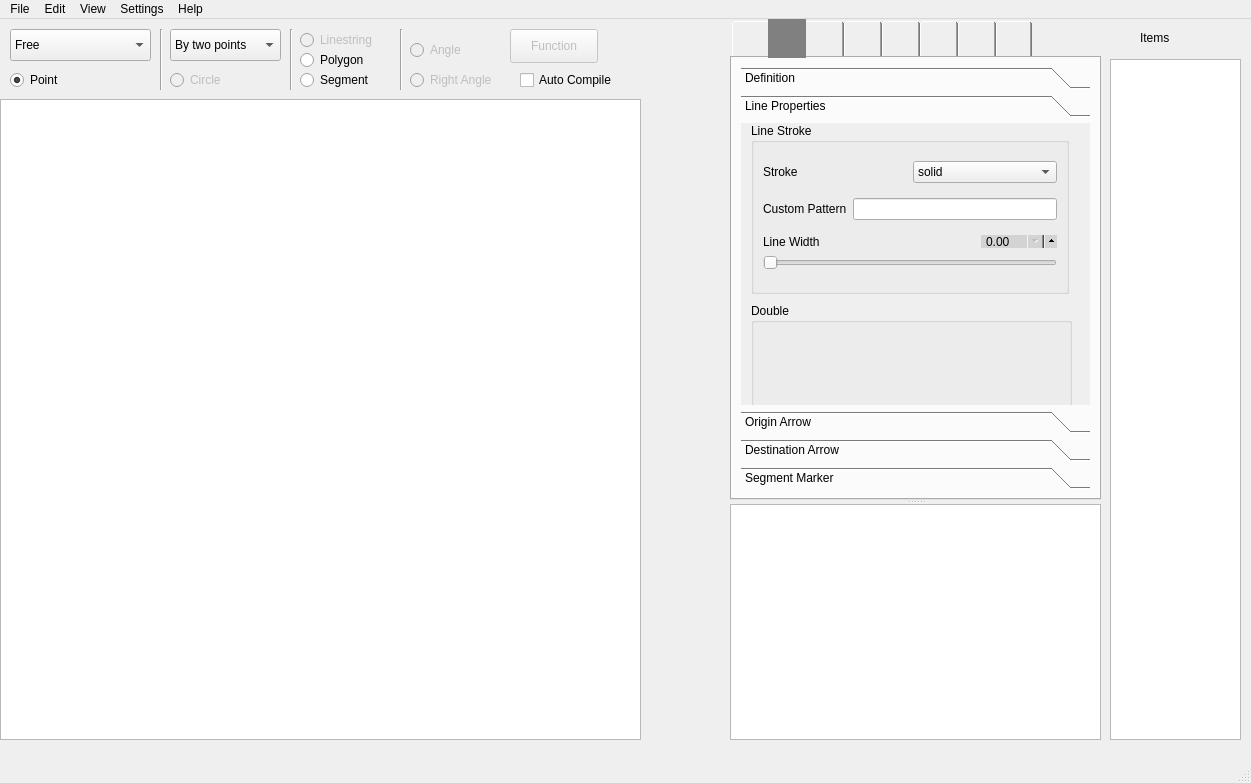
Before: the Qt Designer form main_2.ui in csekri/tkzgeom, drawn with Qt 5.
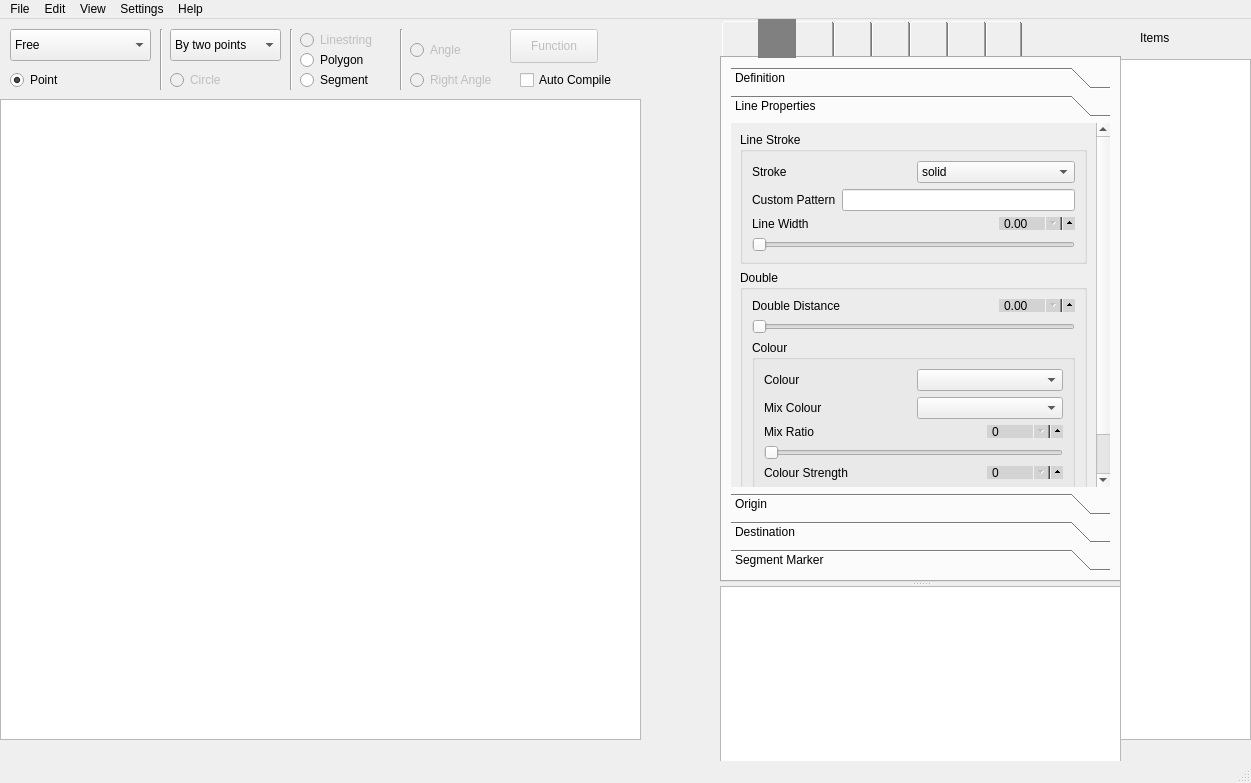
After: the same form once the commit is applied. The open tabs and pages were chosen to show the change. Icons and pictures are not drawn.

Commit message: Colour name change replaces all colour occurrences

The edit to the form file:
```diff
--- a/main_2.ui
+++ b/main_2.ui
@@ -263,10 +263,10 @@
    <widget class="QSplitter" name="splitter">
     <property name="geometry">
      <rect>
-      <x>730</x>
+      <x>720</x>
       <y>0</y>
-      <width>371</width>
-      <height>721</height>
+      <width>401</width>
+      <height>843</height>
      </rect>
     </property>
     <property name="focusPolicy">
@@ -1705,23 +1705,17 @@
           <property name="geometry">
            <rect>
             <x>0</x>
-            <y>0</y>
-            <width>351</width>
-            <height>333</height>
+            <y>-80</y>
+            <width>360</width>
+            <height>512</height>
            </rect>
           </property>
           <attribute name="label">
            <string>Line Properties</string>
           </attribute>
+          <layout class="QVBoxLayout" name="verticalLayout_36">
+           <item>
           <widget class="QGroupBox" name="groupBox_4">
-           <property name="geometry">
-            <rect>
-             <x>10</x>
-             <y>0</y>
-             <width>318</width>
-             <height>171</height>
-            </rect>
-           </property>
            <property name="focusPolicy">
             <enum>Qt::NoFocus</enum>
            </property>
@@ -1915,19 +1909,275 @@
             </item>
            </layout>
           </widget>
+           </item>
+           <item>
           <widget class="QGroupBox" name="groupBox_5">
-           <property name="geometry">
-            <rect>
-             <x>10</x>
-             <y>180</y>
-             <width>321</width>
-             <height>141</height>
-            </rect>
-           </property>
            <property name="title">
             <string>Double</string>
            </property>
-          </widget>
+             <layout class="QVBoxLayout" name="verticalLayout_35">
+              <item>
+               <layout class="QVBoxLayout" name="verticalLayout_34">
+                <item>
+                 <layout class="QHBoxLayout" name="horizontalLayout_44">
+                  <item>
+                   <widget class="QLabel" name="label_52">
+                    <property name="focusPolicy">
+                     <enum>Qt::NoFocus</enum>
+                    </property>
+                    <property name="text">
+                     <string>Double Distance</string>
+                    </property>
+                   </widget>
+                  </item>
+                  <item>
+                   <widget class="QDoubleSpinBox" name="point_line_width_spin_3">
+                    <property name="focusPolicy">
+                     <enum>Qt::ClickFocus</enum>
+                    </property>
+                    <property name="styleSheet">
+                     <string notr="true">QDoubleSpinBox {
+	max-height: 11px;
+	min-height: 11px;
+    min-width: 60px;
+    max-width: 60px;
+    padding-right: 10px;
+    background-color: lightgray;
+    padding-top: -2px;
+    padding-bottom: -2px;
+}
+
+QDoubleSpinBox::up-button {
+  subcontrol-origin: padding;
+  subcontrol-position: right center;
+  left: 7px;
+  height: 18px;
+  width: 18px;
+}
+
+QDoubleSpinBox::down-button {
+  subcontrol-origin: content;
+  subcontrol-position: right center;
+  left: 0px;
+  top: 0px;
+  height: 18px;
+  width: 18px;
+}
+
+</string>
+                    </property>
+                   </widget>
+                  </item>
+                 </layout>
+                </item>
+                <item>
+                 <widget class="QSlider" name="point_line_width_slider_3">
+                  <property name="focusPolicy">
+                   <enum>Qt::NoFocus</enum>
+                  </property>
+                  <property name="styleSheet">
+                   <string notr="true"/>
+                  </property>
+                  <property name="orientation">
+                   <enum>Qt::Horizontal</enum>
+                  </property>
+                 </widget>
+                </item>
+               </layout>
+              </item>
+              <item>
+               <widget class="QGroupBox" name="groupBox_6">
+                <property name="title">
+                 <string>Colour</string>
+                </property>
+                <layout class="QVBoxLayout" name="verticalLayout_31">
+                 <item>
+                  <layout class="QHBoxLayout" name="horizontalLayout_40">
+                   <item>
+                    <widget class="QLabel" name="label_48">
+                     <property name="text">
+                      <string>Colour</string>
+                     </property>
+                    </widget>
+                   </item>
+                   <item>
+                    <widget class="QComboBox" name="point_marker_colour_name_2">
+                     <property name="maxVisibleItems">
+                      <number>20</number>
+                     </property>
+                    </widget>
+                   </item>
+                  </layout>
+                 </item>
+                 <item>
+                  <layout class="QHBoxLayout" name="horizontalLayout_41">
+                   <item>
+                    <widget class="QLabel" name="label_49">
+                     <property name="text">
+                      <string>Mix Colour</string>
+                     </property>
+                    </widget>
+                   </item>
+                   <item>
+                    <widget class="QComboBox" name="point_marker_colour_mix_name_2">
+                     <property name="maxVisibleItems">
+                      <number>20</number>
+                     </property>
+                    </widget>
+                   </item>
+                  </layout>
+                 </item>
+                 <item>
+                  <layout class="QVBoxLayout" name="verticalLayout_32">
+                   <item>
+                    <layout class="QHBoxLayout" name="horizontalLayout_42">
+                     <item>
+                      <widget class="QLabel" name="label_50">
+                       <property name="text">
+                        <string>Mix Ratio</string>
+                       </property>
+                      </widget>
+                     </item>
+                     <item>
+                      <widget class="QSpinBox" name="point_marker_colour_mixratio_spin_2">
+                       <property name="styleSheet">
+                        <string notr="true">QSpinBox {
+	max-height: 11px;
+	min-height: 11px;
+    min-width: 60px;
+    max-width: 60px;
+    padding-right: 10px;
+    background-color: lightgray;
+    padding-top: -2px;
+    padding-bottom: -2px;
+}
+
+QSpinBox::up-button {
+  subcontrol-origin: padding;
+  subcontrol-position: right center;
+  left: 7px;
+  height: 18px;
+  width: 18px;
+}
+
+QSpinBox::down-button {
+  subcontrol-origin: content;
+  subcontrol-position: right center;
+  left: 0px;
+  top: 0px;
+  height: 18px;
+  width: 18px;
+}
+
+</string>
+                       </property>
+                       <property name="minimum">
+                        <number>0</number>
+                       </property>
+                       <property name="maximum">
+                        <number>100</number>
+                       </property>
+                       <property name="value">
+                        <number>0</number>
+                       </property>
+                      </widget>
+                     </item>
+                    </layout>
+                   </item>
+                   <item>
+                    <widget class="QSlider" name="point_marker_colour_mixratio_slider_2">
+                     <property name="styleSheet">
+                      <string notr="true"/>
+                     </property>
+                     <property name="maximum">
+                      <number>100</number>
+                     </property>
+                     <property name="orientation">
+                      <enum>Qt::Horizontal</enum>
+                     </property>
+                    </widget>
+                   </item>
+                  </layout>
+                 </item>
+                 <item>
+                  <layout class="QVBoxLayout" name="verticalLayout_33">
+                   <item>
+                    <layout class="QHBoxLayout" name="horizontalLayout_43">
+                     <item>
+                      <widget class="QLabel" name="label_51">
+                       <property name="text">
+                        <string>Colour Strength</string>
+                       </property>
+                      </widget>
+                     </item>
+                     <item>
+                      <widget class="QSpinBox" name="point_marker_colour_strength_spin_2">
+                       <property name="styleSheet">
+                        <string notr="true">QSpinBox {
+	max-height: 11px;
+	min-height: 11px;
+    min-width: 60px;
+    max-width: 60px;
+    padding-right: 10px;
+    background-color: lightgray;
+    padding-top: -2px;
+    padding-bottom: -2px;
+}
+
+QSpinBox::up-button {
+  subcontrol-origin: padding;
+  subcontrol-position: right center;
+  left: 7px;
+  height: 18px;
+  width: 18px;
+}
+
+QSpinBox::down-button {
+  subcontrol-origin: content;
+  subcontrol-position: right center;
+  left: 0px;
+  top: 0px;
+  height: 18px;
+  width: 18px;
+}
+
+</string>
+                       </property>
+                       <property name="minimum">
+                        <number>0</number>
+                       </property>
+                       <property name="maximum">
+                        <number>100</number>
+                       </property>
+                       <property name="value">
+                        <number>0</number>
+                       </property>
+                      </widget>
+                     </item>
+                    </layout>
+                   </item>
+                   <item>
+                    <widget class="QSlider" name="point_marker_colour_strength_slider_2">
+                     <property name="styleSheet">
+                      <string notr="true"/>
+                     </property>
+                     <property name="maximum">
+                      <number>100</number>
+                     </property>
+                     <property name="orientation">
+                      <enum>Qt::Horizontal</enum>
+                     </property>
+                    </widget>
+                   </item>
+                  </layout>
+                 </item>
+                </layout>
+               </widget>
+              </item>
+             </layout>
+            </widget>
+           </item>
+          </layout>
          </widget>
          <widget class="QWidget" name="page_7">
           <property name="geometry">
@@ -1939,7 +2189,7 @@
            </rect>
           </property>
           <attribute name="label">
-           <string>Origin Arrow</string>
+           <string>Origin</string>
           </attribute>
           <layout class="QVBoxLayout" name="verticalLayout_28">
            <item>
@@ -2140,7 +2390,7 @@
            </rect>
           </property>
           <attribute name="label">
-           <string>Destination Arrow</string>
+           <string>Destination</string>
           </attribute>
          </widget>
          <widget class="QWidget" name="page_9">
@@ -2704,7 +2954,7 @@
    <widget class="QListWidget" name="listWidget">
     <property name="geometry">
      <rect>
-      <x>1110</x>
+      <x>1120</x>
       <y>40</y>
       <width>131</width>
       <height>681</height>
```
Left out of the diff: 624 changed lines with no effect on the pictures. Lines whose indentation alone changed are shown as unchanged. The commit also changes 9 other files.
